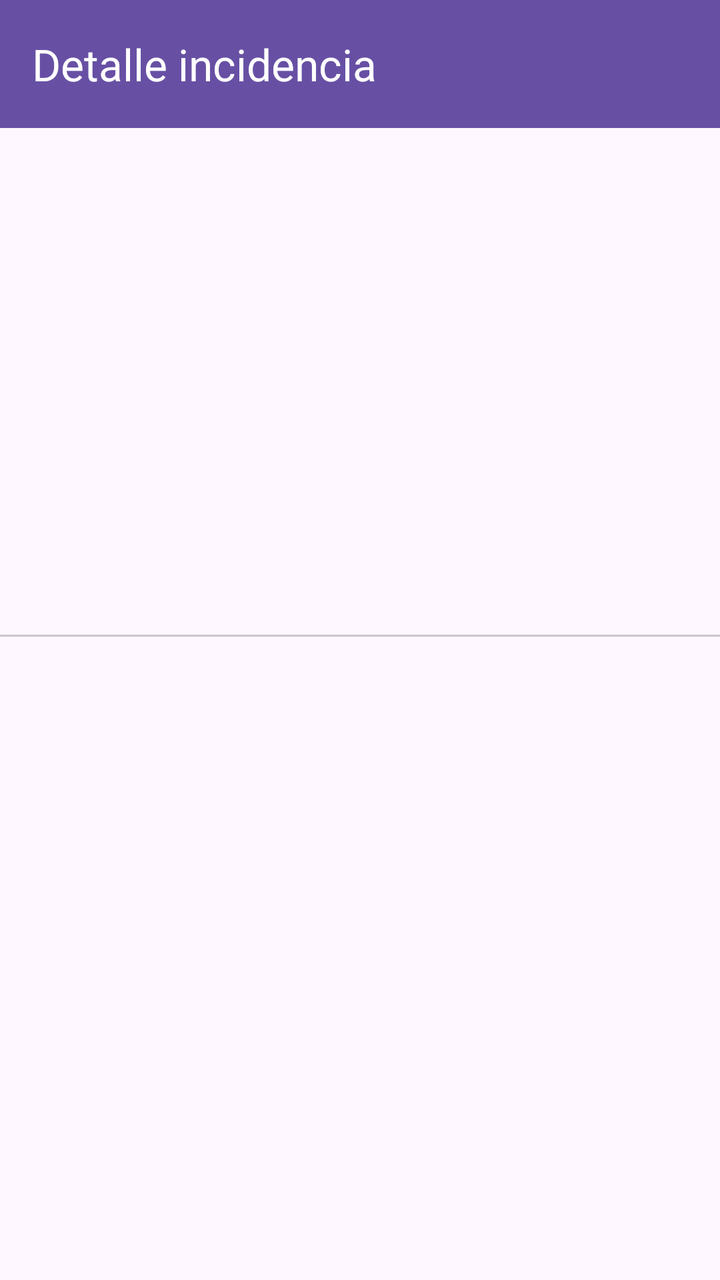
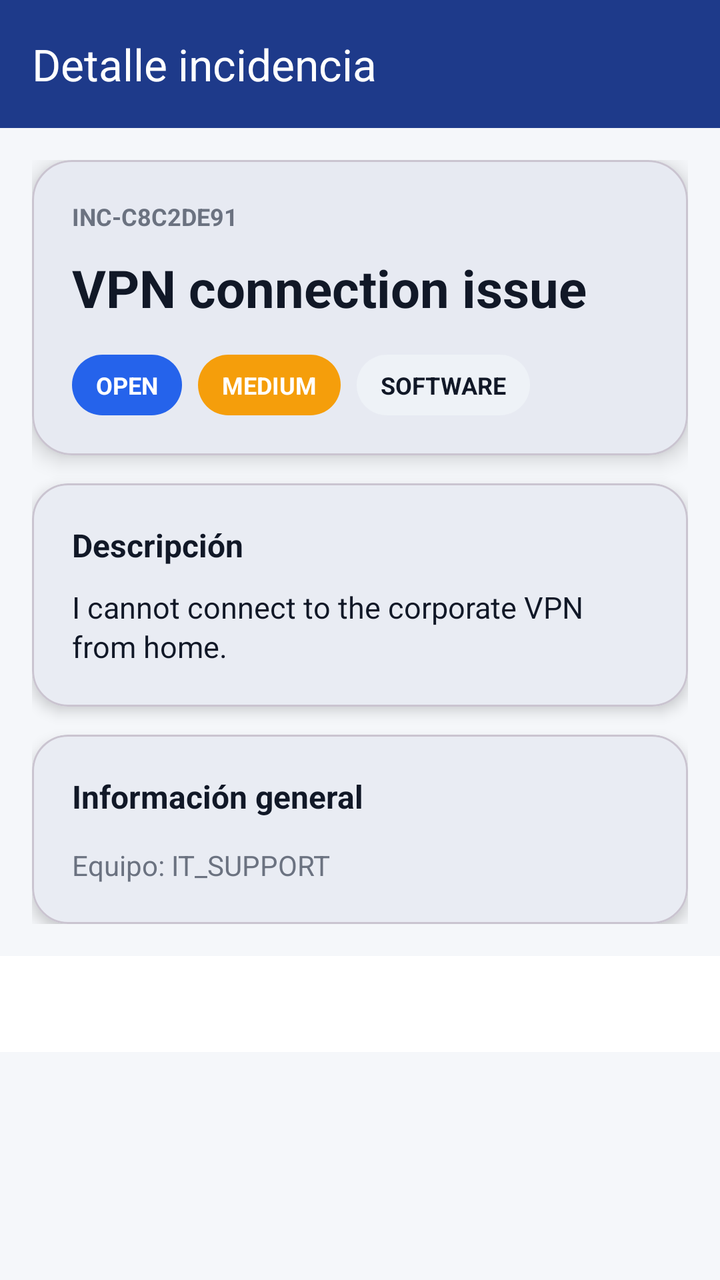

Before-and-after screenshots of an Android layout around one commit, followed by the original layout XML and the change that was made.
<!-- AndroidManifest.xml: application theme Theme.Tfgincidenciasfront -->
<!-- res/layout/activity_incident_detail.xml -->
<?xml version="1.0" encoding="utf-8"?>
<LinearLayout xmlns:android="http://schemas.android.com/apk/res/android"
    xmlns:app="http://schemas.android.com/apk/res-auto"
    android:layout_width="match_parent"
    android:layout_height="match_parent"
    android:orientation="vertical">

    <com.google.android.material.appbar.MaterialToolbar
        android:id="@+id/toolbar"
        android:layout_width="match_parent"
        android:layout_height="wrap_content"
        android:background="?attr/colorPrimary"
        app:title="Detalle incidencia"
        app:titleTextColor="@android:color/white" />

    <ScrollView
        android:layout_width="match_parent"
        android:layout_height="wrap_content">

        <LinearLayout
            android:layout_width="match_parent"
            android:layout_height="wrap_content"
            android:orientation="vertical"
            android:padding="16dp">

            <TextView
                android:id="@+id/tvReference"
                android:layout_width="wrap_content"
                android:layout_height="wrap_content"
                android:textSize="18sp"
                android:textStyle="bold" />

            <TextView
                android:id="@+id/tvTitle"
                android:layout_width="wrap_content"
                android:layout_height="wrap_content"
                android:layout_marginTop="8dp"
                android:textSize="20sp"
                android:textStyle="bold" />

            <TextView
                android:id="@+id/tvDescription"
                android:layout_width="wrap_content"
                android:layout_height="wrap_content"
                android:layout_marginTop="8dp" />

            <TextView
                android:id="@+id/tvStatus"
                android:layout_width="wrap_content"
                android:layout_height="wrap_content"
                android:layout_marginTop="12dp" />

            <TextView
                android:id="@+id/tvPriority"
                android:layout_width="wrap_content"
                android:layout_height="wrap_content" />

            <TextView
                android:id="@+id/tvCategory"
                android:layout_width="wrap_content"
                android:layout_height="wrap_content" />

            <TextView
                android:id="@+id/tvTeam"
                android:layout_width="wrap_content"
                android:layout_height="wrap_content" />

            <LinearLayout
                android:id="@+id/layoutTechnicianActions"
                android:layout_width="match_parent"
                android:layout_height="wrap_content"
                android:layout_marginTop="12dp"
                android:orientation="horizontal"
                android:padding="8dp"
                android:visibility="gone">

                <Button
                    android:id="@+id/btnAssignToMe"
                    android:layout_width="0dp"
                    android:layout_height="wrap_content"
                    android:layout_weight="1"
                    android:text="Asignarme" />

                <Button
                    android:id="@+id/btnResolveIncident"
                    android:layout_width="0dp"
                    android:layout_height="wrap_content"
                    android:layout_weight="1"
                    android:layout_marginStart="8dp"
                    android:text="Resolver" />
            </LinearLayout>
            <LinearLayout
                android:id="@+id/layoutManagerActions"
                android:layout_width="match_parent"
                android:layout_height="wrap_content"
                android:layout_marginTop="12dp"
                android:orientation="vertical"
                android:padding="8dp"
                android:visibility="gone">

                <Button
                    android:id="@+id/btnChangePriority"
                    android:layout_width="match_parent"
                    android:layout_height="wrap_content"
                    android:text="Cambiar prioridad" />

                <Button
                    android:id="@+id/btnChangeTeam"
                    android:layout_width="match_parent"
                    android:layout_height="wrap_content"
                    android:layout_marginTop="8dp"
                    android:text="Cambiar equipo" />

                <Button
                    android:id="@+id/btnAssignTechnicianManager"
                    android:layout_width="match_parent"
                    android:layout_height="wrap_content"
                    android:layout_marginTop="8dp"
                    android:text="Asignar técnico" />

                <Button
                    android:id="@+id/btnResolveIncidentManager"
                    android:layout_width="match_parent"
                    android:layout_height="wrap_content"
                    android:layout_marginTop="8dp"
                    android:text="Resolver" />

                <Button
                    android:id="@+id/btnCloseIncident"
                    android:layout_width="match_parent"
                    android:layout_height="wrap_content"
                    android:layout_marginTop="8dp"
                    android:text="Cerrar incidencia" />
            </LinearLayout>

        </LinearLayout>
    </ScrollView>

    <com.google.android.material.tabs.TabLayout
        android:id="@+id/tabLayout"
        android:layout_width="match_parent"
        android:layout_height="wrap_content" />

    <androidx.viewpager2.widget.ViewPager2
        android:id="@+id/viewPager"
        android:layout_width="match_parent"
        android:layout_height="0dp"
        android:layout_weight="1" />

    <ProgressBar
        android:id="@+id/progressBar"
        android:layout_width="wrap_content"
        android:layout_height="wrap_content"
        android:layout_gravity="center_horizontal"
        android:visibility="gone" />

</LinearLayout>
<!-- resources referenced by this layout -->
<resources>
  <style name="Theme.Tfgincidenciasfront" parent="Base.Theme.Tfgincidenciasfront" />
  <style name="Base.Theme.Tfgincidenciasfront" parent="Theme.Material3.DayNight.NoActionBar">
          
          
      </style>
</resources>

<!-- the commit's change to res/layout/activity_incident_detail.xml (unified diff, before → after) -->
@@ -3,7 +3,8 @@
     xmlns:app="http://schemas.android.com/apk/res-auto"
     android:layout_width="match_parent"
     android:layout_height="match_parent"
-    android:orientation="vertical">
+    android:orientation="vertical"
+    android:background="?android:attr/colorBackground">
 
     <com.google.android.material.appbar.MaterialToolbar
         android:id="@+id/toolbar"
@@ -15,7 +16,8 @@
 
     <ScrollView
         android:layout_width="match_parent"
-        android:layout_height="wrap_content">
+        android:layout_height="wrap_content"
+        android:fillViewport="true">
 
         <LinearLayout
             android:layout_width="match_parent"
@@ -23,113 +25,211 @@
             android:orientation="vertical"
             android:padding="16dp">
 
-            <TextView
-                android:id="@+id/tvReference"
-                android:layout_width="wrap_content"
-                android:layout_height="wrap_content"
-                android:textSize="18sp"
-                android:textStyle="bold" />
-
-            <TextView
-                android:id="@+id/tvTitle"
-                android:layout_width="wrap_content"
-                android:layout_height="wrap_content"
-                android:layout_marginTop="8dp"
-                android:textSize="20sp"
-                android:textStyle="bold" />
-
-            <TextView
-                android:id="@+id/tvDescription"
-                android:layout_width="wrap_content"
-                android:layout_height="wrap_content"
-                android:layout_marginTop="8dp" />
-
-            <TextView
-                android:id="@+id/tvStatus"
-                android:layout_width="wrap_content"
-                android:layout_height="wrap_content"
-                android:layout_marginTop="12dp" />
-
-            <TextView
-                android:id="@+id/tvPriority"
-                android:layout_width="wrap_content"
-                android:layout_height="wrap_content" />
-
-            <TextView
-                android:id="@+id/tvCategory"
-                android:layout_width="wrap_content"
-                android:layout_height="wrap_content" />
-
-            <TextView
-                android:id="@+id/tvTeam"
-                android:layout_width="wrap_content"
-                android:layout_height="wrap_content" />
-
+            <com.google.android.material.card.MaterialCardView
+                android:layout_width="match_parent"
+                android:layout_height="wrap_content"
+                app:cardBackgroundColor="@color/surface"
+                app:cardCornerRadius="20dp"
+                app:cardElevation="6dp">
+
+                <LinearLayout
+                    android:layout_width="match_parent"
+                    android:layout_height="wrap_content"
+                    android:orientation="vertical"
+                    android:padding="20dp">
+
+                    <TextView
+                        android:id="@+id/tvReference"
+                        android:layout_width="wrap_content"
+                        android:layout_height="wrap_content"
+                        android:text="INC-C8C2DE91"
+                        android:textColor="@color/secondaryText"
+                        android:textSize="12sp"
+                        android:textStyle="bold" />
+
+                    <TextView
+                        android:id="@+id/tvTitle"
+                        android:layout_width="match_parent"
+                        android:layout_height="wrap_content"
+                        android:layout_marginTop="10dp"
+                        android:text="VPN connection issue"
+                        android:textColor="?attr/colorOnSurface"
+                        android:textSize="26sp"
+                        android:textStyle="bold" />
+
+                    <LinearLayout
+                        android:layout_width="match_parent"
+                        android:layout_height="wrap_content"
+                        android:layout_marginTop="16dp"
+                        android:gravity="center_vertical"
+                        android:orientation="horizontal">
+
+                        <TextView
+                            android:id="@+id/tvStatus"
+                            android:layout_width="wrap_content"
+                            android:layout_height="wrap_content"
+                            android:background="@drawable/bg_status_open"
+                            android:paddingHorizontal="12dp"
+                            android:paddingVertical="7dp"
+                            android:text="OPEN"
+                            android:textColor="@android:color/white"
+                            android:textSize="12sp"
+                            android:textStyle="bold" />
+
+                        <TextView
+                            android:id="@+id/tvPriority"
+                            android:layout_width="wrap_content"
+                            android:layout_height="wrap_content"
+                            android:layout_marginStart="8dp"
+                            android:background="@drawable/bg_priority_medium"
+                            android:paddingHorizontal="12dp"
+                            android:paddingVertical="7dp"
+                            android:text="MEDIUM"
+                            android:textColor="@android:color/white"
+                            android:textSize="12sp"
+                            android:textStyle="bold" />
+
+                        <TextView
+                            android:id="@+id/tvCategory"
+                            android:layout_width="wrap_content"
+                            android:layout_height="wrap_content"
+                            android:layout_marginStart="8dp"
+                            android:background="@drawable/bg_neutral_chip"
+                            android:paddingHorizontal="12dp"
+                            android:paddingVertical="7dp"
+                            android:text="SOFTWARE"
+                            android:textColor="?attr/colorOnSurface"
+                            android:textSize="12sp"
+                            android:textStyle="bold" />
+                    </LinearLayout>
+                </LinearLayout>
+            </com.google.android.material.card.MaterialCardView>
+
+            <com.google.android.material.card.MaterialCardView
+                android:layout_width="match_parent"
+                android:layout_height="wrap_content"
+                android:layout_marginTop="14dp"
+                app:cardBackgroundColor="@color/surface"
+                app:cardCornerRadius="18dp"
+                app:cardElevation="4dp">
+
+                <LinearLayout
+                    android:layout_width="match_parent"
+                    android:layout_height="wrap_content"
+                    android:orientation="vertical"
+                    android:padding="20dp">
+
+                    <TextView
+                        android:layout_width="wrap_content"
+                        android:layout_height="wrap_content"
+                        android:text="Descripción"
+                        android:textColor="?attr/colorOnSurface"
+                        android:textSize="16sp"
+                        android:textStyle="bold" />
+
+                    <TextView
+                        android:id="@+id/tvDescription"
+                        android:layout_width="match_parent"
+                        android:layout_height="wrap_content"
+                        android:layout_marginTop="10dp"
+                        android:lineSpacingExtra="2dp"
+                        android:text="I cannot connect to the corporate VPN from home."
+                        android:textColor="?attr/colorOnSurface"
+                        android:textSize="15sp" />
+                </LinearLayout>
+            </com.google.android.material.card.MaterialCardView>
+
+            <com.google.android.material.card.MaterialCardView
+                android:layout_width="match_parent"
+                android:layout_height="wrap_content"
+                android:layout_marginTop="14dp"
+                app:cardBackgroundColor="@color/surface"
+                app:cardCornerRadius="18dp"
+                app:cardElevation="4dp">
+
+                <LinearLayout
+                    android:layout_width="match_parent"
+                    android:layout_height="wrap_content"
+                    android:orientation="vertical"
+                    android:padding="20dp">
+
+                    <TextView
+                        android:layout_width="wrap_content"
+                        android:layout_height="wrap_content"
+                        android:text="Información general"
+                        android:textColor="?attr/colorOnSurface"
+                        android:textSize="16sp"
+                        android:textStyle="bold" />
+
+                    <TextView
+                        android:id="@+id/tvTeam"
+                        android:layout_width="match_parent"
+                        android:layout_height="wrap_content"
+                        android:layout_marginTop="14dp"
+                        android:text="Equipo: IT_SUPPORT"
+                        android:textColor="@color/secondaryText"
+                        android:textSize="14sp" />
+                </LinearLayout>
+            </com.google.android.material.card.MaterialCardView>
+
+            
             <LinearLayout
                 android:id="@+id/layoutTechnicianActions"
                 android:layout_width="match_parent"
                 android:layout_height="wrap_content"
-                android:layout_marginTop="12dp"
-                android:orientation="horizontal"
-                android:padding="8dp"
-                android:visibility="gone">
-
-                <Button
+                android:visibility="gone"
+                android:orientation="horizontal">
+
+                <com.google.android.material.button.MaterialButton
                     android:id="@+id/btnAssignToMe"
                     android:layout_width="0dp"
                     android:layout_height="wrap_content"
                     android:layout_weight="1"
                     android:text="Asignarme" />
 
-                <Button
+                <com.google.android.material.button.MaterialButton
                     android:id="@+id/btnResolveIncident"
                     android:layout_width="0dp"
                     android:layout_height="wrap_content"
                     android:layout_weight="1"
-                    android:layout_marginStart="8dp"
                     android:text="Resolver" />
             </LinearLayout>
+
             <LinearLayout
                 android:id="@+id/layoutManagerActions"
                 android:layout_width="match_parent"
                 android:layout_height="wrap_content"
-                android:layout_marginTop="12dp"
-                android:orientation="vertical"
-                android:padding="8dp"
-                android:visibility="gone">
-
-                <Button
+                android:visibility="gone"
+                android:orientation="vertical">
+
+                <com.google.android.material.button.MaterialButton
                     android:id="@+id/btnChangePriority"
                     android:layout_width="match_parent"
                     android:layout_height="wrap_content"
                     android:text="Cambiar prioridad" />
 
-                <Button
+                <com.google.android.material.button.MaterialButton
                     android:id="@+id/btnChangeTeam"
                     android:layout_width="match_parent"
                     android:layout_height="wrap_content"
-                    android:layout_marginTop="8dp"
                     android:text="Cambiar equipo" />
 
-                <Button
+                <com.google.android.material.button.MaterialButton
                     android:id="@+id/btnAssignTechnicianManager"
                     android:layout_width="match_parent"
                     android:layout_height="wrap_content"
-                    android:layout_marginTop="8dp"
                     android:text="Asignar técnico" />
 
-                <Button
+                <com.google.android.material.button.MaterialButton
                     android:id="@+id/btnResolveIncidentManager"
                     android:layout_width="match_parent"
                     android:layout_height="wrap_content"
-                    android:layout_marginTop="8dp"
                     android:text="Resolver" />
 
-                <Button
+                <com.google.android.material.button.MaterialButton
                     android:id="@+id/btnCloseIncident"
                     android:layout_width="match_parent"
                     android:layout_height="wrap_content"
-                    android:layout_marginTop="8dp"
                     android:text="Cerrar incidencia" />
             </LinearLayout>
 
@@ -139,7 +239,11 @@
     <com.google.android.material.tabs.TabLayout
         android:id="@+id/tabLayout"
         android:layout_width="match_parent"
-        android:layout_height="wrap_content" />
+        android:layout_height="wrap_content"
+        android:background="@color/surface"
+        app:tabIndicatorColor="?attr/colorPrimary"
+        app:tabSelectedTextColor="?attr/colorPrimary"
+        app:tabTextColor="@color/secondaryText" />
 
     <androidx.viewpager2.widget.ViewPager2
         android:id="@+id/viewPager"
<!-- resource entries referenced after the edit -->
@@ -1,9 +1,43 @@
 <!-- resources referenced by this layout -->
 <resources>
+  <color name="secondaryText">#6B7280</color>
+  <color name="surface">#FFFFFF</color>
+  <!-- drawable bg_neutral_chip (drawable) -->
+  <?xml version="1.0" encoding="utf-8"?>
+  <shape xmlns:android="http://schemas.android.com/apk/res/android">
+      <solid android:color="#EEF2F7" />
+      <corners android:radius="999dp" />
+  </shape>
+  <!-- drawable bg_priority_medium (drawable) -->
+  <shape xmlns:android="http://schemas.android.com/apk/res/android">
+      <solid android:color="@color/priority_medium"/>
+      <corners android:radius="999dp"/>
+  </shape>
+  <!-- drawable bg_status_open (drawable) -->
+  <shape xmlns:android="http://schemas.android.com/apk/res/android">
+      <solid android:color="@color/status_open"/>
+      <corners android:radius="999dp"/>
+  </shape>
   <style name="Theme.Tfgincidenciasfront" parent="Base.Theme.Tfgincidenciasfront" />
+  <color name="priority_medium">#F59E0B</color>
+  <color name="status_open">#2563EB</color>
   <style name="Base.Theme.Tfgincidenciasfront" parent="Theme.Material3.DayNight.NoActionBar">
+  
           
+          <item name="colorPrimary">@color/primary</item>
+          <item name="colorOnPrimary">@color/onPrimary</item>
+  
           
+          <item name="android:colorBackground">@color/background</item>
+  
+          
+          <item name="colorSurface">@color/surface</item>
+          <item name="colorOnSurface">@color/onSurface</item>
+  
       </style>
+  <color name="primary">#1E3A8A</color>
+  <color name="onPrimary">#FFFFFF</color>
+  <color name="background">#F5F7FA</color>
+  <color name="onSurface">#111827</color>
 </resources>
 
